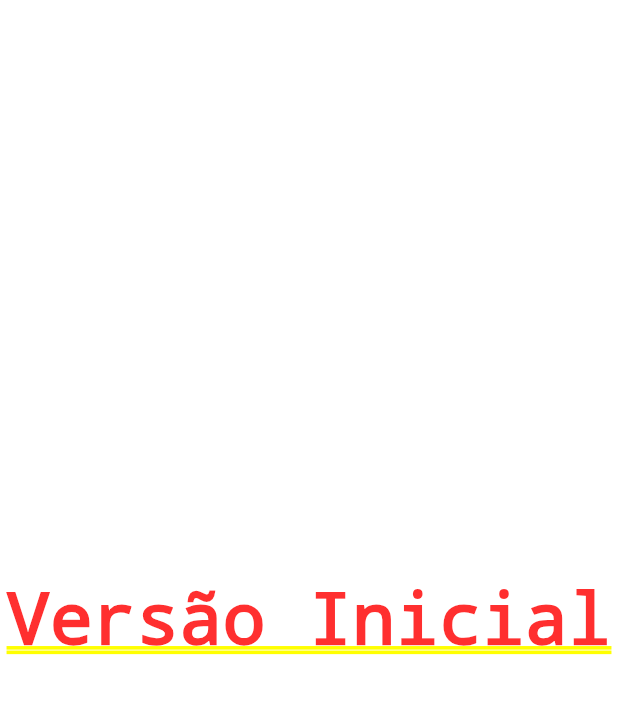
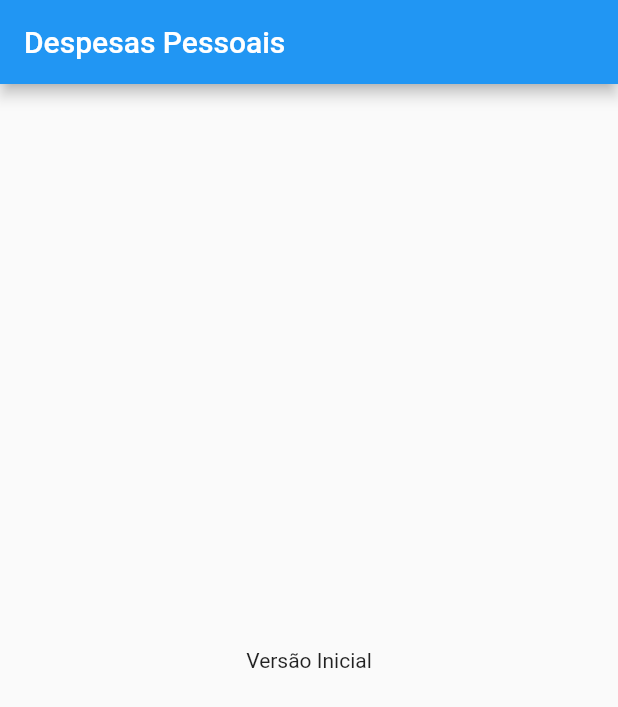
Before and after one commit to MatheusRomeike/expenses_app, a Flutter app: the screen it shows after launch, on a phone screen of 412 x 824 dp. Shown: the top 707 px of the screen. Run offline on Flutter 3.47's test engine with Material 2 defaults, Android fonts, the phone set to English and light mode, and no system bars.

Commit message:
added appbar

```diff
--- a/lib/main.dart
+++ b/lib/main.dart
@@ -14,8 +14,13 @@ class ExpensesApp extends StatelessWidget {
 class MyHomePage extends StatelessWidget {
   @override
   Widget build(BuildContext context) {
-    return const Center(
-      child: Text("Versão Inicial"),
+    return Scaffold(
+      appBar: AppBar(
+        title: const Text("Despesas Pessoais"),
+      ),
+      body: const Center(
+        child: Text("Versão Inicial"),
+      ),
     );
   }
 }
```
